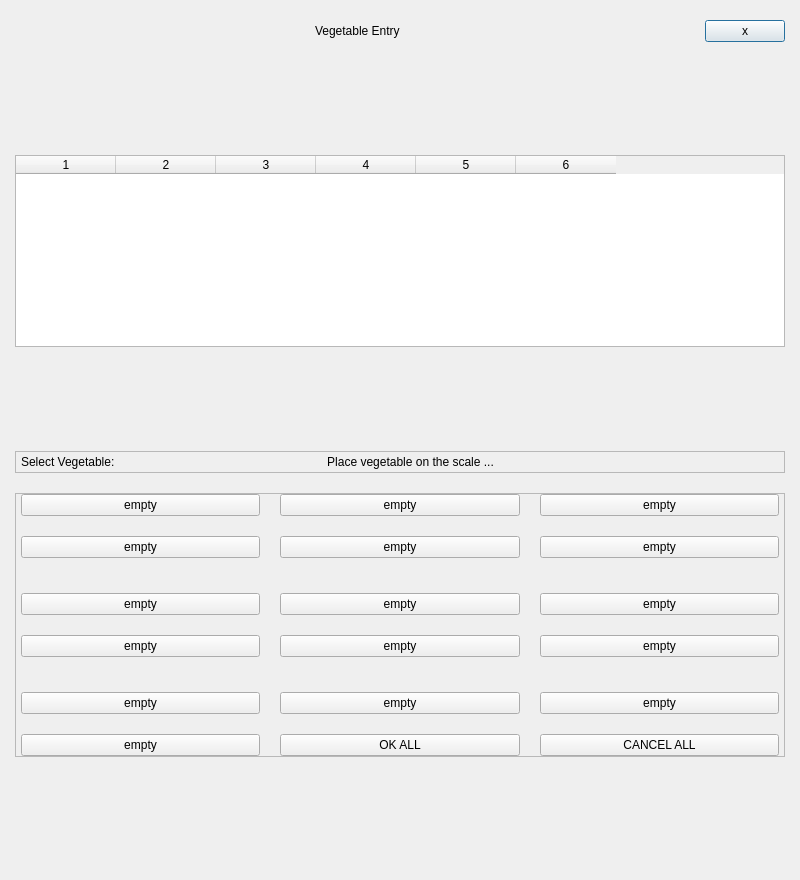
The window that Project/ui/vegetable_entry.ui (Selvam-T/POS) describes before a commit, drawn with Qt 5.
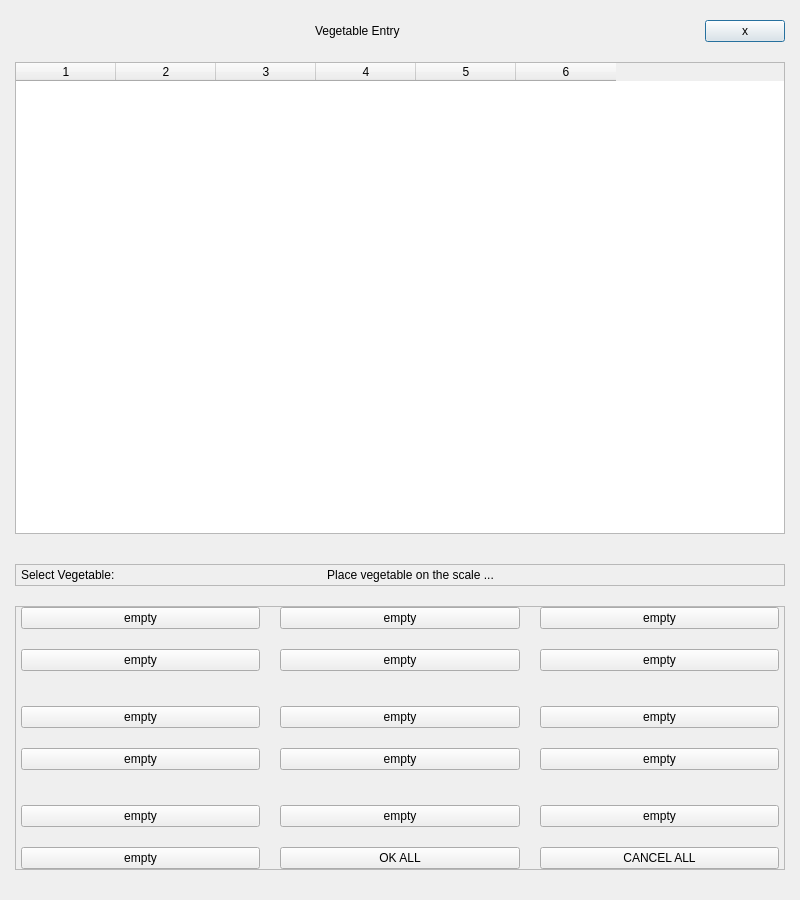
The same window after the commit.

What changed in the file:
```diff
--- a/Project/ui/vegetable_entry.ui
+++ b/Project/ui/vegetable_entry.ui
@@ -7,7 +7,7 @@
     <x>0</x>
     <y>0</y>
     <width>800</width>
-    <height>880</height>
+    <height>900</height>
    </rect>
   </property>
   <property name="minimumSize">
@@ -105,19 +105,6 @@
      </layout>
     </widget>
    </item>
-   <item>
-    <spacer name="verticalSpacer_5">
-     <property name="orientation">
-      <enum>Qt::Vertical</enum>
-     </property>
-     <property name="sizeHint" stdset="0">
-      <size>
-       <width>20</width>
-       <height>5</height>
-      </size>
-     </property>
-    </spacer>
-   </item>
    <item>
     <widget class="QTableWidget" name="vegEntryTable">
      <property name="minimumSize">
@@ -163,10 +150,13 @@
      <property name="orientation">
       <enum>Qt::Vertical</enum>
      </property>
+     <property name="sizeType">
+      <enum>QSizePolicy::Fixed</enum>
+     </property>
      <property name="sizeHint" stdset="0">
       <size>
        <width>20</width>
-       <height>15</height>
+       <height>20</height>
       </size>
      </property>
     </spacer>
@@ -429,22 +419,6 @@
      </layout>
     </widget>
    </item>
-   <item>
-    <spacer name="verticalSpacer_4">
-     <property name="orientation">
-      <enum>Qt::Vertical</enum>
-     </property>
-     <property name="sizeType">
-      <enum>QSizePolicy::Expanding</enum>
-     </property>
-     <property name="sizeHint" stdset="0">
-      <size>
-       <width>20</width>
-       <height>5</height>
-      </size>
-     </property>
-    </spacer>
-   </item>
   </layout>
  </widget>
  <tabstops>
```
